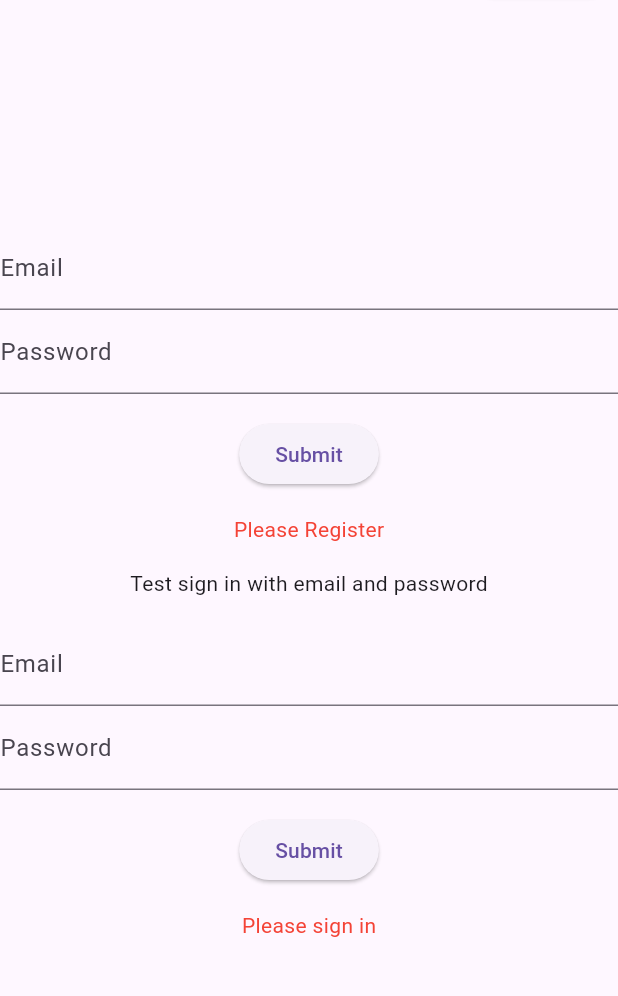
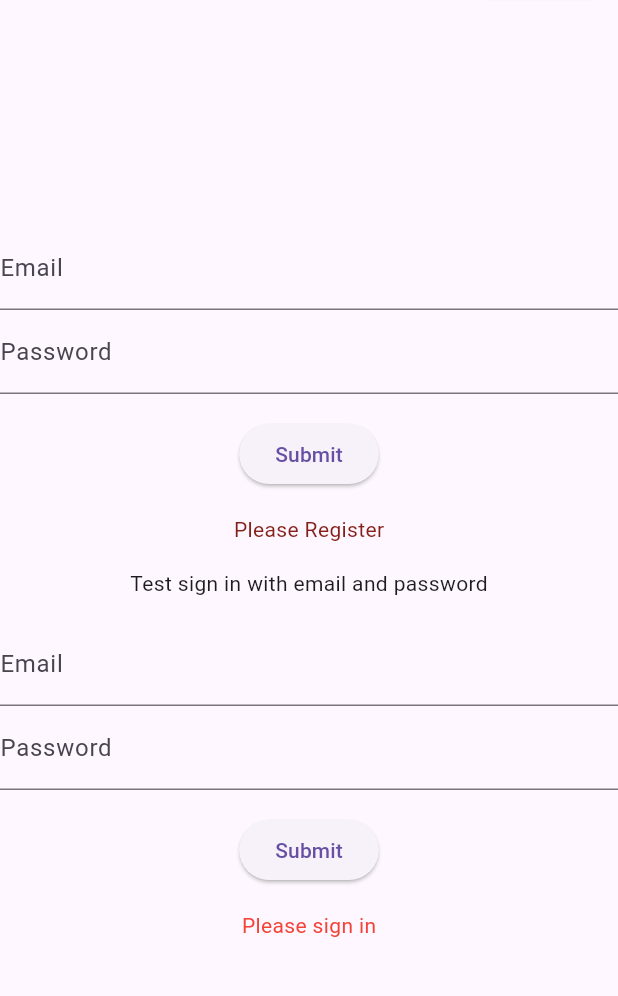
Before and after one commit to jalaparthi1/inclass13, a Flutter app: the screen it shows after launch, on a phone screen of 412 x 824 dp, the part 77-1073 px from its top. Run offline on Flutter 3.47's test engine with Material 3 defaults, Android fonts, the phone set to English and light mode, and no system bars; our stand-ins replace firebase_auth, firebase_core; accounts and stored records are empty.

Commit message:
changed main.dart file

```diff
--- a/lib/main.dart
+++ b/lib/main.dart
@@ -151,7 +151,10 @@ class _RegisterEmailSectionState extends State<RegisterEmailSection> {
                   : _success
                       ? 'Successfully registered $_userEmail'
                       : 'Registration failed',
-              style: TextStyle(color: _success ? Colors.green : Colors.red),
+              style: TextStyle(
+                  color: _success
+                      ? Colors.green
+                      : const Color.fromARGB(255, 133, 32, 24)),
             ),
           ),
         ],
```
